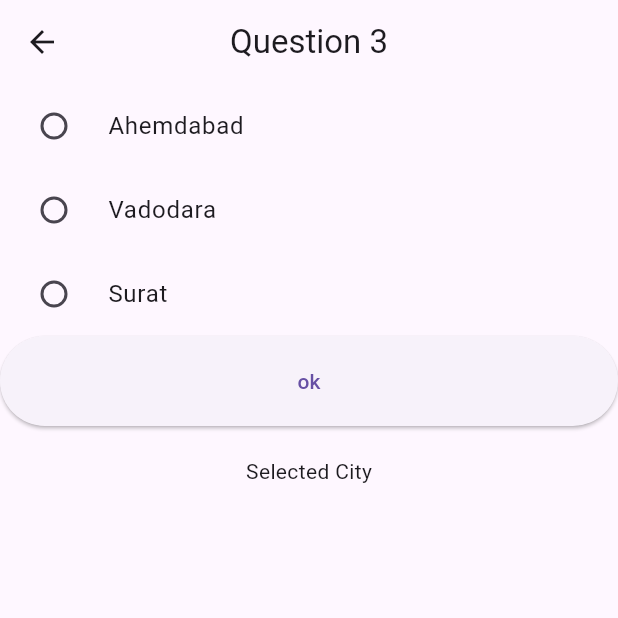
After one commit to NamanGajera/Flutter-Assignment, a Flutter app: the M4Que3 screen opened directly, on a phone screen of 412 x 824 dp, the top half of it. The commit adds this screen. Run offline on Flutter 3.47's test engine with Material 3 defaults, Android fonts, the phone set to English and light mode, and no system bars; our stand-ins replace fluttertoast.

Commit message:
many que

```diff
--- a/lib/Module4.dart
+++ b/lib/Module4.dart
@@ -1,17 +1,30 @@
 // ignore_for_file: must_be_immutable
 
 import 'package:flu_ass/mod4_que/Que1/que1.dart';
+import 'package:flu_ass/mod4_que/Que3/que3.dart';
+import 'package:flu_ass/mod4_que/Que4/que4.dart';
+import 'package:flu_ass/mod4_que/Que5/que5.dart';
 import 'package:flutter/material.dart';
+
+import 'mod4_que/Que2/que2.dart';
 
 class Module4 extends StatelessWidget {
   Module4({super.key});
 
   List quename = [
     'Question 1',
+    'Question 2',
+    'Question 3',
+    'Question 4',
+    'Question 5',
   ];
 
   List quepage = const [
     M4Que1(),
+    M4Que2(),
+    M4Que3(),
+    M4Que4(),
+    M4Que5(),
   ];
 
   @override
--- /dev/null
+++ b/lib/mod4_que/Que3/que3.dart
@@ -0,0 +1,83 @@
+import 'package:flutter/material.dart';
+
+class M4Que3 extends StatefulWidget {
+  const M4Que3({super.key});
+
+  @override
+  State<M4Que3> createState() => _M4Que3State();
+}
+
+class _M4Que3State extends State<M4Que3> {
+  int? selectedradio;
+  String city = 'Selected City';
+  @override
+  Widget build(BuildContext context) {
+    return Scaffold(
+      appBar: AppBar(
+        title: const Text(
+          'Question 3',
+        ),
+        centerTitle: true,
+        leading: IconButton(
+          onPressed: () {
+            Navigator.pop(context);
+          },
+          icon: const Icon(Icons.arrow_back),
+        ),
+      ),
+      body: Column(
+        children: [
+          RadioListTile(
+            value: 0,
+            groupValue: selectedradio,
+            onChanged: (val) {
+              setState(() {
+                selectedradio = val;
+              });
+            },
+            title: const Text('Ahemdabad'),
+          ),
+          RadioListTile(
+            value: 1,
+            groupValue: selectedradio,
+            onChanged: (val) {
+              setState(() {
+                selectedradio = val;
+              });
+            },
+            title: const Text('Vadodara'),
+          ),
+          RadioListTile(
+            value: 2,
+            groupValue: selectedradio,
+            onChanged: (val) {
+              setState(() {
+                selectedradio = val;
+              });
+            },
+            title: const Text('Surat'),
+          ),
+          SizedBox(
+            height: 60,
+            width: double.infinity,
+            child: ElevatedButton(
+              onPressed: () {
+                if (selectedradio == 0) {
+                  city = 'Ahemdabad';
+                } else if (selectedradio == 1) {
+                  city = 'Vadodara';
+                } else if (selectedradio == 2) {
+                  city = 'Surat';
+                }
+                setState(() {});
+              },
+              child: Text('ok'),
+            ),
+          ),
+          const SizedBox(height: 20),
+          Text(city),
+        ],
+      ),
+    );
+  }
+}
--- a/pubspec.yaml
+++ b/pubspec.yaml
@@ -35,6 +35,8 @@ dependencies:
   # The following adds the Cupertino Icons font to your application.
   # Use with the CupertinoIcons class for iOS style icons.
   cupertino_icons: ^1.0.2
+  fluttertoast: ^8.2.4
+  intl: ^0.19.0
 
 dev_dependencies:
   flutter_test:
```
Also changed, not shown: lib/mod4_que/Que1/que1.dart (+6 -8 lines), lib/mod4_que/Que2/que2.dart (added, +78 -0 lines), lib/mod4_que/Que4/que4.dart (added, +54 -0 lines), lib/mod4_que/Que5/que5.dart (added, +60 -0 lines), pubspec.lock, 1 other file.
